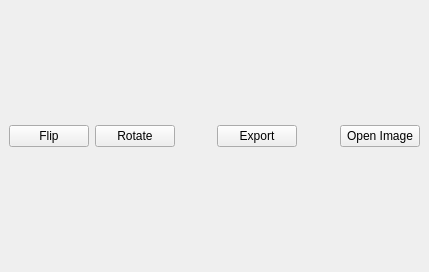
Above: main_ui.ui from zhangwanjun4843/image_viewer before the change. Below: the same form after it.
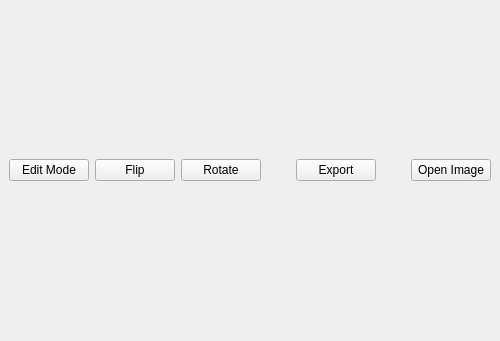
That is the form after the change.

Patch:
```diff
--- a/main_ui.ui
+++ b/main_ui.ui
@@ -6,8 +6,8 @@
    <rect>
     <x>0</x>
     <y>0</y>
-    <width>429</width>
-    <height>272</height>
+    <width>500</width>
+    <height>341</height>
    </rect>
   </property>
   <property name="sizePolicy">
@@ -26,9 +26,21 @@
      <height>200</height>
     </size>
    </property>
-   <layout class="QVBoxLayout" name="verticalLayout">
+   <layout class="QHBoxLayout" name="horizontalLayout_2">
+    <item>
+     <layout class="QVBoxLayout" name="verticalLayout_3">
     <item>
      <layout class="QHBoxLayout" name="horizontalLayout">
+        <item>
+         <widget class="QPushButton" name="edit_mode_btn">
+          <property name="text">
+           <string>Edit Mode</string>
+          </property>
+          <property name="checkable">
+           <bool>true</bool>
+          </property>
+         </widget>
+        </item>
       <item>
        <widget class="QPushButton" name="flip_btn">
         <property name="text">
@@ -108,6 +120,11 @@
     </item>
     <item>
      <layout class="QVBoxLayout" name="verticalLayout_2"/>
+      </item>
+     </layout>
+    </item>
+    <item>
+     <layout class="QVBoxLayout" name="verticalLayout"/>
     </item>
    </layout>
   </widget>
```
Lines whose indentation alone changed are shown as unchanged.
